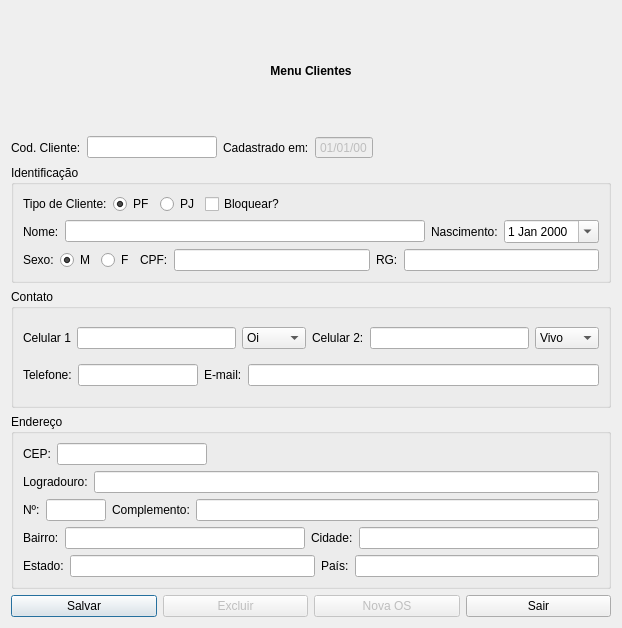
Qt form ui_forms/clients.ui (Henrique-Miranda/erpy) before a commit.
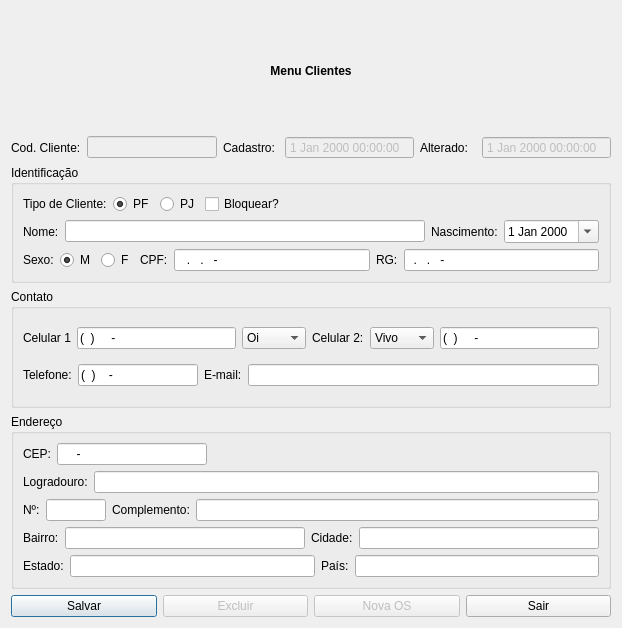
The same form after that commit. Icons and pictures are not drawn.

What changed in the file:
```diff
--- a/ui_forms/clients.ui
+++ b/ui_forms/clients.ui
@@ -54,58 +54,77 @@
      </item>
      <item>
       <widget class="QLineEdit" name="leCodCli">
+       <property name="enabled">
+        <bool>false</bool>
+       </property>
        <property name="maximumSize">
         <size>
          <width>130</width>
          <height>16777215</height>
         </size>
        </property>
+       <property name="focusPolicy">
+        <enum>Qt::NoFocus</enum>
+       </property>
+       <property name="readOnly">
+        <bool>true</bool>
+       </property>
       </widget>
      </item>
      <item>
-      <widget class="QLabel" name="lbdatecadcli">
+      <widget class="QLabel" name="lbDateTimeAlt">
        <property name="text">
-        <string>Cadastrado em:</string>
+        <string>Cadastro:</string>
        </property>
       </widget>
      </item>
      <item>
-      <widget class="QDateEdit" name="dateEdit_2">
+      <widget class="QDateTimeEdit" name="dateTimeCad">
        <property name="enabled">
         <bool>false</bool>
        </property>
-       <property name="wrapping">
-        <bool>false</bool>
+       <property name="focusPolicy">
+        <enum>Qt::NoFocus</enum>
        </property>
+       <property name="frame">
+        <bool>true</bool>
+       </property>
        <property name="readOnly">
         <bool>true</bool>
        </property>
        <property name="buttonSymbols">
         <enum>QAbstractSpinBox::NoButtons</enum>
        </property>
-       <property name="specialValueText">
-        <string/>
+       <property name="accelerated">
+        <bool>false</bool>
        </property>
-       <property name="displayFormat">
-        <string>dd/MM/yy</string>
+       <property name="showGroupSeparator" stdset="0">
+        <bool>false</bool>
        </property>
-       <property name="timeSpec">
-        <enum>Qt::LocalTime</enum>
+      </widget>
+     </item>
+     <item>
+      <widget class="QLabel" name="lbDateTimeAlt2">
+       <property name="text">
+        <string>Alterado:</string>
        </property>
       </widget>
      </item>
      <item>
-      <spacer name="hs1">
-       <property name="orientation">
-        <enum>Qt::Horizontal</enum>
+      <widget class="QDateTimeEdit" name="dateTimeAlt">
+       <property name="enabled">
+        <bool>false</bool>
        </property>
-       <property name="sizeHint" stdset="0">
-        <size>
-         <width>40</width>
-         <height>20</height>
-        </size>
+       <property name="focusPolicy">
+        <enum>Qt::NoFocus</enum>
        </property>
-      </spacer>
+       <property name="readOnly">
+        <bool>true</bool>
+       </property>
+       <property name="buttonSymbols">
+        <enum>QAbstractSpinBox::NoButtons</enum>
+       </property>
+      </widget>
      </item>
     </layout>
    </item>
@@ -135,6 +154,9 @@
         </item>
         <item>
          <widget class="QRadioButton" name="radioButton">
+          <property name="focusPolicy">
+           <enum>Qt::NoFocus</enum>
+          </property>
           <property name="whatsThis">
            <string/>
           </property>
@@ -163,6 +185,9 @@
         </item>
         <item>
          <widget class="QRadioButton" name="radioButton_2">
+          <property name="focusPolicy">
+           <enum>Qt::NoFocus</enum>
+          </property>
           <property name="whatsThis">
            <string comment="Pessoa Jurídica" extracomment="Pessoa Jurídica">Pessoa Jurídica</string>
           </property>
@@ -176,6 +201,9 @@
         </item>
         <item>
          <widget class="QCheckBox" name="checkBox">
+          <property name="focusPolicy">
+           <enum>Qt::NoFocus</enum>
+          </property>
           <property name="text">
            <string>Bloquear?</string>
           </property>
@@ -209,14 +237,14 @@
          <widget class="QLineEdit" name="leName"/>
         </item>
         <item>
-         <widget class="QLabel" name="lbborn">
+         <widget class="QLabel" name="lbBirthFun">
           <property name="text">
            <string>Nascimento:</string>
           </property>
          </widget>
         </item>
         <item>
-         <widget class="QDateEdit" name="dateEdit">
+         <widget class="QDateEdit" name="deBirthFun">
           <property name="buttonSymbols">
            <enum>QAbstractSpinBox::UpDownArrows</enum>
           </property>
@@ -260,24 +288,41 @@
          </widget>
         </item>
         <item>
-         <widget class="QLabel" name="lbCpf">
+         <widget class="QLabel" name="lbCpfCnpj">
           <property name="text">
            <string>CPF:</string>
           </property>
          </widget>
         </item>
         <item>
-         <widget class="QLineEdit" name="leCpf"/>
+         <widget class="QLineEdit" name="leCpfCnpj">
+          <property name="inputMethodHints">
+           <set>Qt::ImhDigitsOnly</set>
+          </property>
+          <property name="inputMask">
+           <string>000.000.000-00</string>
+          </property>
+         </widget>
         </item>
         <item>
-         <widget class="QLabel" name="lbRg">
+         <widget class="QLabel" name="lbRgIe">
           <property name="text">
            <string>RG:</string>
           </property>
          </widget>
         </item>
         <item>
-         <widget class="QLineEdit" name="leRg"/>
+         <widget class="QLineEdit" name="leRgIe">
+          <property name="inputMethodHints">
+           <set>Qt::ImhDigitsOnly</set>
+          </property>
+          <property name="inputMask">
+           <string>00.000.000-0</string>
+          </property>
+          <property name="text">
+           <string>..-</string>
+          </property>
+         </widget>
         </item>
        </layout>
       </item>
@@ -300,7 +345,14 @@
          </widget>
         </item>
         <item>
-         <widget class="QLineEdit" name="leCell1"/>
+         <widget class="QLineEdit" name="leCell1">
+          <property name="inputMethodHints">
+           <set>Qt::ImhDigitsOnly</set>
+          </property>
+          <property name="inputMask">
+           <string>(00)00000-0000</string>
+          </property>
+         </widget>
         </item>
         <item>
          <widget class="QComboBox" name="cbCell1">
@@ -344,9 +396,6 @@
           </property>
          </widget>
         </item>
-        <item>
-         <widget class="QLineEdit" name="leCell2"/>
-        </item>
         <item>
          <widget class="QComboBox" name="cbCell2">
           <property name="maximumSize">
@@ -382,6 +431,22 @@
           </item>
          </widget>
         </item>
+        <item>
+         <widget class="QLineEdit" name="leCell2">
+          <property name="inputMethodHints">
+           <set>Qt::ImhDigitsOnly</set>
+          </property>
+          <property name="inputMask">
+           <string>(00)00000-0000</string>
+          </property>
+          <property name="text">
+           <string>()-</string>
+          </property>
+          <property name="placeholderText">
+           <string>TELLL</string>
+          </property>
+         </widget>
+        </item>
        </layout>
       </item>
       <item>
@@ -401,6 +466,21 @@
             <height>16777215</height>
            </size>
           </property>
+          <property name="inputMethodHints">
+           <set>Qt::ImhDigitsOnly</set>
+          </property>
+          <property name="inputMask">
+           <string>(00)0000-0000</string>
+          </property>
+          <property name="cursorPosition">
+           <number>1</number>
+          </property>
+          <property name="placeholderText">
+           <string/>
+          </property>
+          <property name="clearButtonEnabled">
+           <bool>false</bool>
+          </property>
          </widget>
         </item>
         <item>
@@ -460,6 +540,12 @@
             <height>16777215</height>
            </size>
           </property>
+          <property name="inputMethodHints">
+           <set>Qt::ImhDigitsOnly</set>
+          </property>
+          <property name="inputMask">
+           <string>00000-000</string>
+          </property>
          </widget>
         </item>
         <item>
```
Left out of the diff: 10 changed lines with no effect on the pictures.
